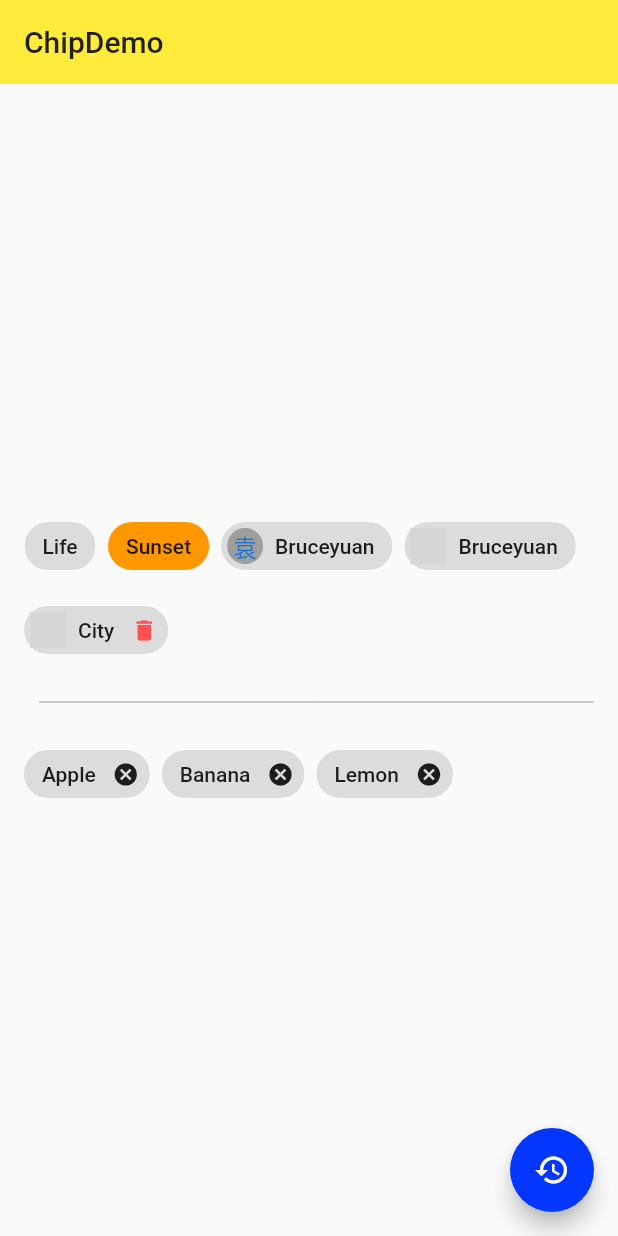
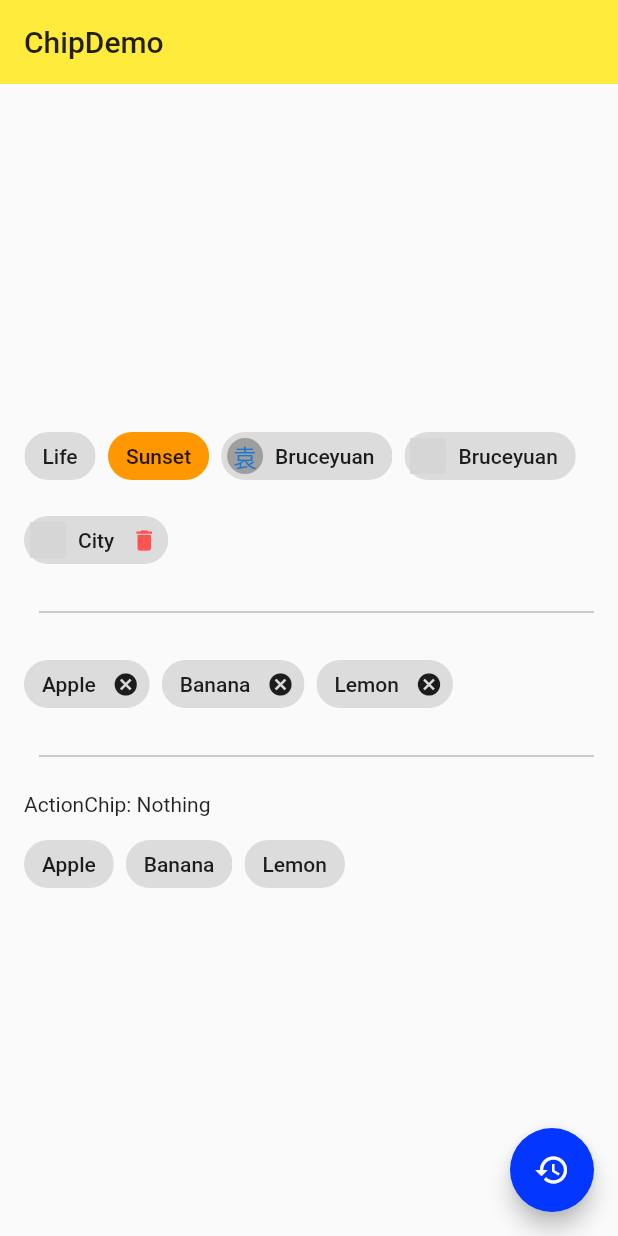
Before and after one commit to XYXiaoYuan/flutter_study, a Flutter app: the ChipDemo screen opened directly, on a phone screen of 412 x 824 dp. Run offline on Flutter 3.47's test engine with Material 2 defaults, Android fonts, the phone set to English and light mode, and no system bars; network calls fail; grey boxes are pictures that could not be loaded.

Commit message:
ActionChip：动作碎片

```diff
--- a/flutter_study/lib/demo/chip_demo.dart
+++ b/flutter_study/lib/demo/chip_demo.dart
@@ -11,6 +11,8 @@ class _ChipDemoState extends State<ChipDemo> {
     'Banana',
     'Lemon',
   ];
+
+  String _action = 'Nothing';
 
   @override
   Widget build(BuildContext context) {
@@ -81,6 +83,28 @@ class _ChipDemoState extends State<ChipDemo> {
                     );
                   }).toList(),
                 ),
+                Divider(
+                  color: Colors.grey,
+                  height: 32.0,
+                  indent: 10,
+                ),
+                Container(
+                  width: double.infinity,
+                  child: Text('ActionChip: $_action'),
+                ),
+                Wrap(
+                  spacing: 8.0,
+                  children: _tags.map((tag) {
+                    return ActionChip(
+                      label: Text(tag),
+                      onPressed: () {
+                        setState(() {
+                          _action = tag;
+                        });
+                      },
+                    );
+                  }).toList(),
+                ),
               ],
             )
           ],
```
